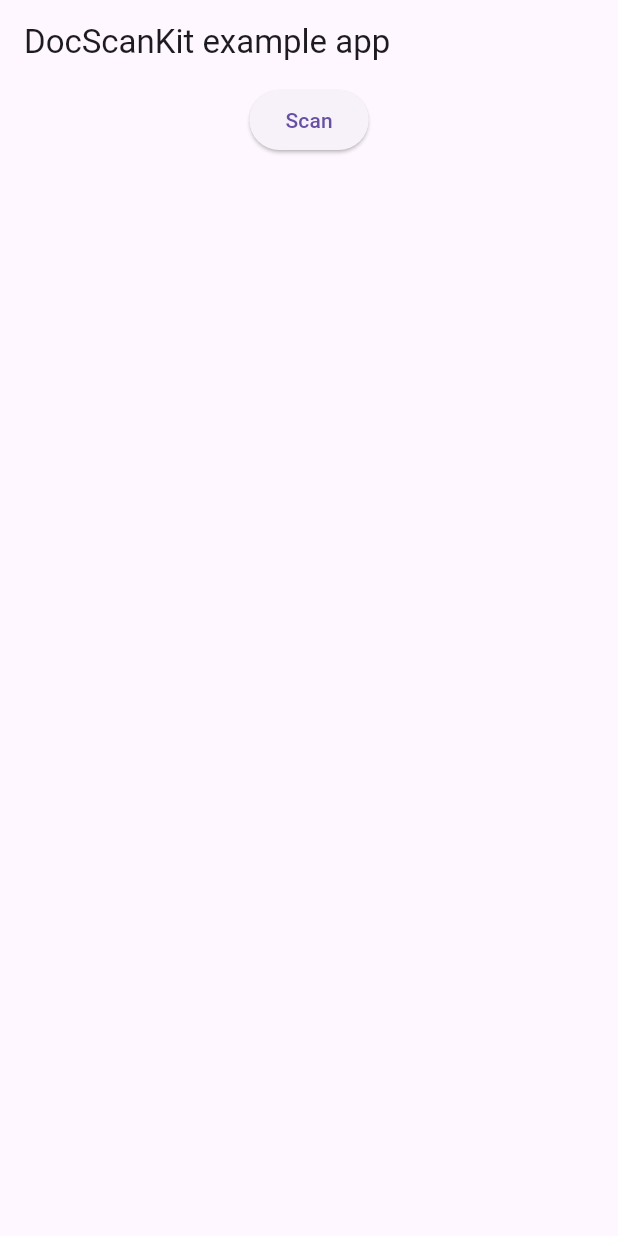
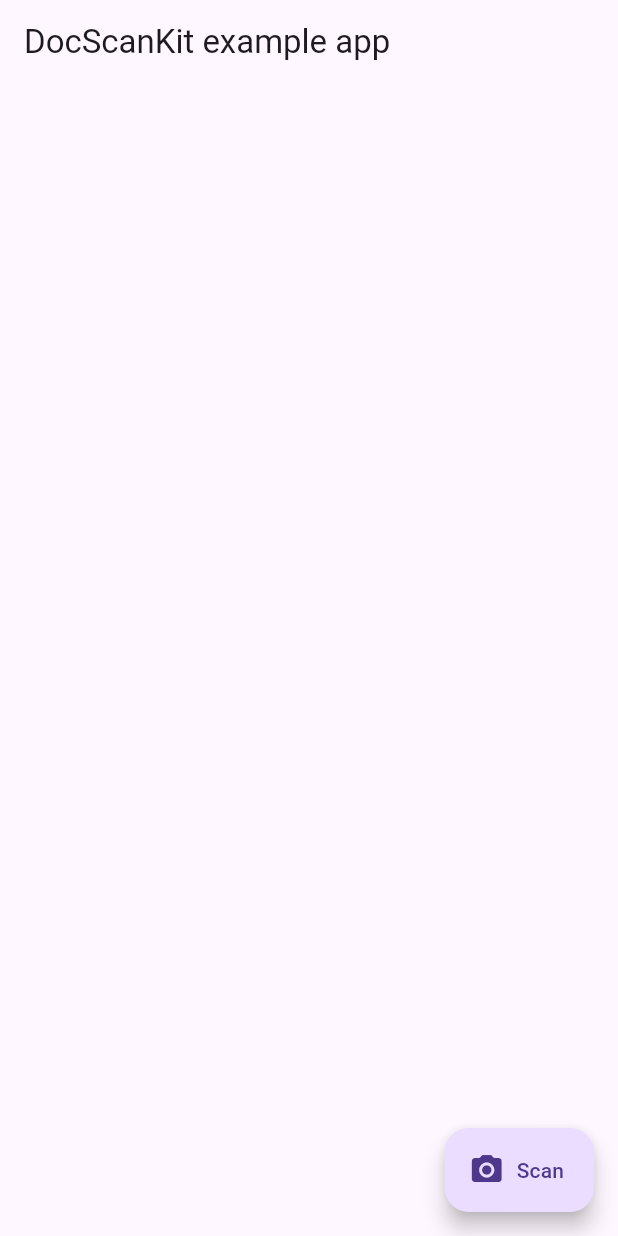
Before and after one commit to alex-melnyk/doc_scan_kit, a Flutter app: the screen it shows after launch, after a tap on "Scan", on a phone screen of 412 x 824 dp. Run offline on Flutter 3.47's test engine with Material 3 defaults, Android fonts, the phone set to English and light mode, and no system bars; our stand-ins replace plugin_platform_interface.

Commit message:
Update Kotlin plugin version to 1.8.10; enable image saving in DocumentScanKit options and improve loading state management in the UI

```diff
--- a/example/lib/main.dart
+++ b/example/lib/main.dart
@@ -29,21 +29,26 @@ class _MyAppState extends State<MyApp> {
           modalPresentationStyle: ModalPresentationStyle.overFullScreen),
       androidOptions: DocumentScanKitOptionsAndroid(
         pageLimit: 3,
-        saveImage: false,
+        saveImage: true,
         isGalleryImport: true,
         scannerMode: ScannerModeAndroid.full,
       ));
 
   List<ScanResult> imageData = [];
+  bool isLoading = false;
   Future<void> scan() async {
     try {
+      isLoading = true;
+      setState(() {});
       final List<ScanResult> images = await docScanKitPlugin.scanner();
       for (var element in images) {
         imageData.add(element);
       }
-      setState(() {});
     } on PlatformException catch (e) {
       debugPrint('Failed $e');
+    } finally {
+      isLoading = false;
+      setState(() {});
     }
   }
 
@@ -60,27 +65,28 @@ class _MyAppState extends State<MyApp> {
         appBar: AppBar(
           title: const Text('DocScanKit example app'),
         ),
+        floatingActionButton: FloatingActionButton.extended(
+          onPressed: scan,
+          icon: const Icon(Icons.camera_alt),
+          label: const Text('Scan'),
+        ),
         body: Center(
             child: Column(
           children: [
-            ElevatedButton(
-                onPressed: () {
-                  scan();
-                },
-                child: const Text('Scan')),
+            if (isLoading) const CircularProgressIndicator(),
             Expanded(
               child: ListView.builder(
                 itemCount: imageData.length,
                 itemBuilder: (context, index) {
                   return Column(
                     children: [
-                      const Text('Image Bytes'),
+                      const Text('Image By Bytes'),
                       Image.memory(
                         imageData[index].imagesBytes,
                         width: 200,
                       ),
                       const SizedBox(height: 10),
-                      const Text('Image Path'),
+                      const Text('Image ByPath'),
                       if (imageData[index].imagePath != null)
                         Image.file(
                           File(imageData[index].imagePath!),
```
Also changed, not shown: 1 other file.
